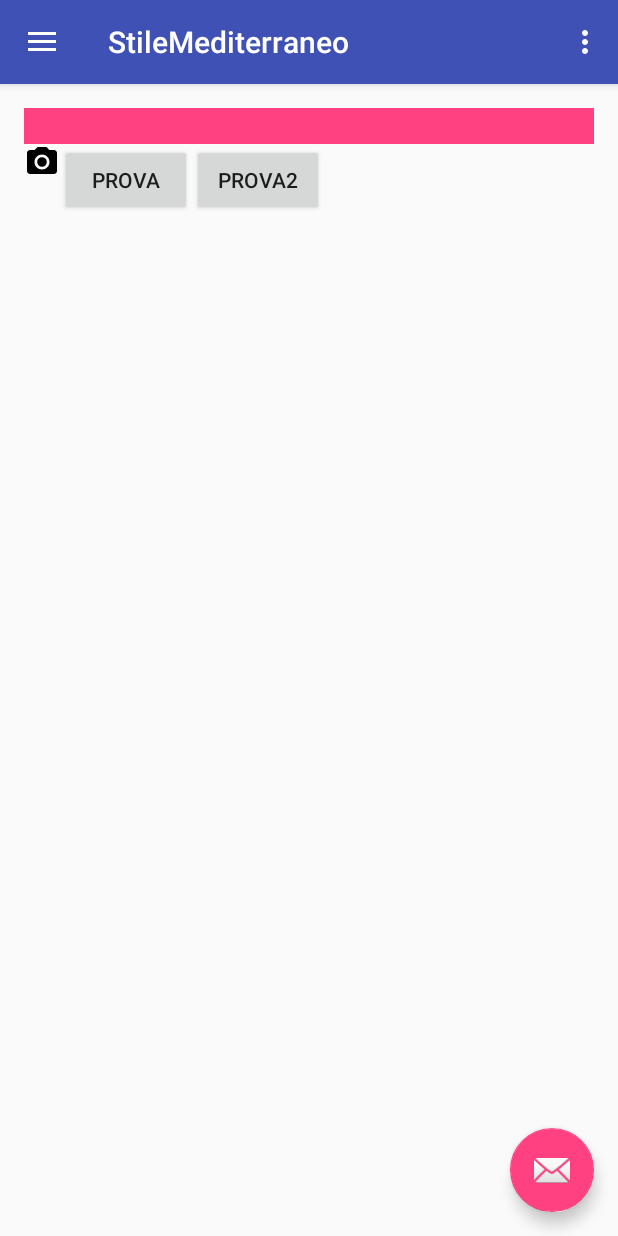
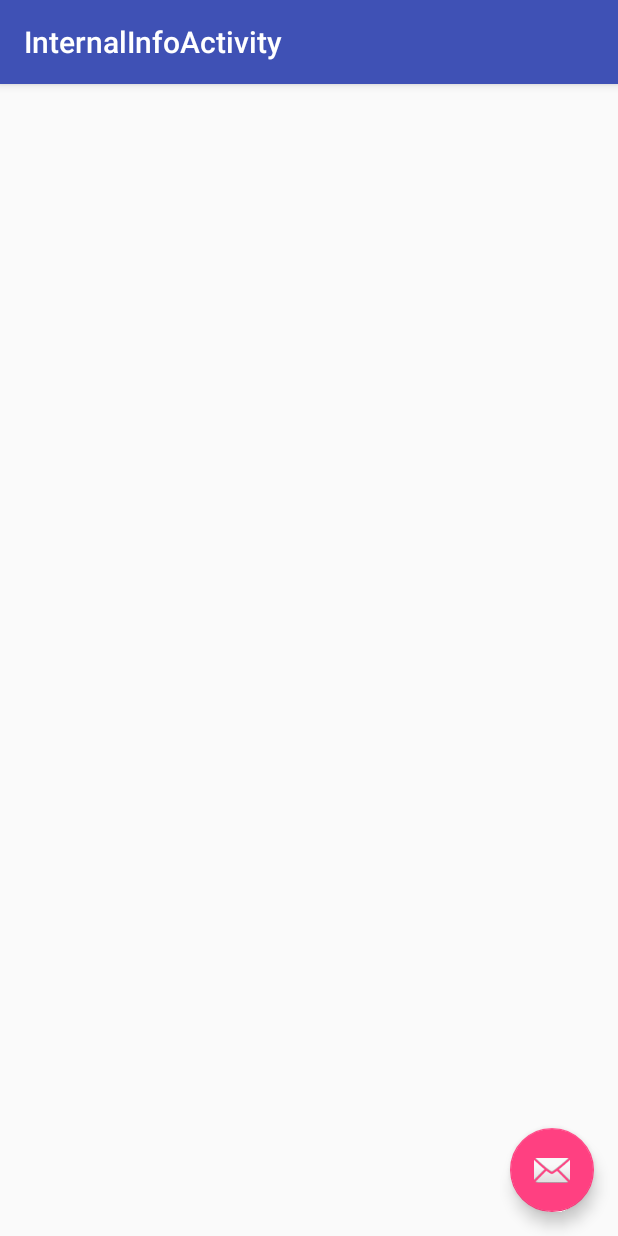
Before and after one commit to StefanoTavonatti/StileMediterraneo, an Android app: the screen it shows after launch (MealMainActivity before the commit, InternalInfoActivity after it), after a tap on "Descrizione", on a phone screen of 412 x 824 dp. Run offline under Robolectric (Android 15) with nearby library versions, the phone set to English and light mode, and no system bars; 2 other taps on this screen came first.

Commit message:
Added Info blank Activity plus Icon Activity completed

```diff
--- /dev/null
+++ b/app/src/main/java/ictsdays16/hackaton/stilemediterraneo/InternalInfoActivity.java
@@ -0,0 +1,29 @@
+package ictsdays16.hackaton.stilemediterraneo;
+
+import android.os.Bundle;
+import android.support.design.widget.FloatingActionButton;
+import android.support.design.widget.Snackbar;
+import android.support.v7.app.AppCompatActivity;
+import android.support.v7.widget.Toolbar;
+import android.view.View;
+
+public class InternalInfoActivity extends AppCompatActivity {
+
+    @Override
+    protected void onCreate(Bundle savedInstanceState) {
+        super.onCreate(savedInstanceState);
+        setContentView(R.layout.activity_internal_info);
+        Toolbar toolbar = (Toolbar) findViewById(R.id.toolbar);
+        setSupportActionBar(toolbar);
+
+        FloatingActionButton fab = (FloatingActionButton) findViewById(R.id.fab);
+        fab.setOnClickListener(new View.OnClickListener() {
+            @Override
+            public void onClick(View view) {
+                Snackbar.make(view, "Replace with your own action", Snackbar.LENGTH_LONG)
+                        .setAction("Action", null).show();
+            }
+        });
+    }
+
+}
--- a/app/src/main/java/ictsdays16/hackaton/stilemediterraneo/MealMainActivity.java
+++ b/app/src/main/java/ictsdays16/hackaton/stilemediterraneo/MealMainActivity.java
@@ -1,6 +1,7 @@
 package ictsdays16.hackaton.stilemediterraneo;
 
 import android.content.ClipData;
+import android.content.Intent;
 import android.graphics.drawable.Drawable;
 import android.os.Bundle;
 import android.support.design.widget.FloatingActionButton;
@@ -83,7 +84,7 @@ public class MealMainActivity extends AppCompatActivity
                         break;
                     case DragEvent.ACTION_DROP:
                         // Dropped, reassign View to ViewGroup
-                        Log.d("DRAG","Dropped here "+v.getId()+" "+v.getParent().getClass().toString());
+                        Log.d("DRAG", "Dropped here " + v.getId() + " " + v.getParent().getClass().toString());
                         View view = (View) event.getLocalState();
                         ViewGroup owner = (ViewGroup) view.getParent();
                         owner.removeView(view);
@@ -136,20 +137,26 @@ public class MealMainActivity extends AppCompatActivity
     @SuppressWarnings("StatementWithEmptyBody")
     @Override
     public boolean onNavigationItemSelected(MenuItem item) {
-        /*
+
         // Handle navigation view item clicks here.
         int id = item.getItemId();
 
-        if (id == R.id.nav_camera) {
-            // Handle the camera action
-        } else if (id == R.id.nav_gallery) {
-
-        } else if (id == R.id.nav_slideshow) {
-
-        } else if (id == R.id.nav_manage) {
-
-
-        }*/
+        if (id == R.id.icons_credits) {
+            Intent newIntent = new Intent(this,IconCreditsActivity.class);
+            startActivity(newIntent);
+        }
+        else if (id == R.id.developers_credits) {
+            Intent newIntent = new Intent(this,DevCreditsActivity.class);
+            startActivity(newIntent);
+        }
+        else if (id == R.id.info_inside) {
+            Intent newIntent = new Intent(this,InternalInfoActivity.class);
+            startActivity(newIntent);
+        }
+        else if (id == R.id.info_link) {
+            Intent newIntent = new Intent(this,LinkInfoActivity.class);
+            startActivity(newIntent);
+        }
 
         DrawerLayout drawer = (DrawerLayout) findViewById(R.id.drawer_layout);
         drawer.closeDrawer(GravityCompat.START);
--- /dev/null
+++ b/app/src/main/res/layout/activity_internal_info.xml
@@ -0,0 +1,34 @@
+<?xml version="1.0" encoding="utf-8"?>
+<android.support.design.widget.CoordinatorLayout xmlns:android="http://schemas.android.com/apk/res/android"
+    xmlns:app="http://schemas.android.com/apk/res-auto"
+    xmlns:tools="http://schemas.android.com/tools"
+    android:layout_width="match_parent"
+    android:layout_height="match_parent"
+    android:fitsSystemWindows="true"
+    tools:context="ictsdays16.hackaton.stilemediterraneo.InternalInfoActivity">
+
+    <android.support.design.widget.AppBarLayout
+        android:layout_width="match_parent"
+        android:layout_height="wrap_content"
+        android:theme="@style/AppTheme.AppBarOverlay">
+
+        <android.support.v7.widget.Toolbar
+            android:id="@+id/toolbar"
+            android:layout_width="match_parent"
+            android:layout_height="?attr/actionBarSize"
+            android:background="?attr/colorPrimary"
+            app:popupTheme="@style/AppTheme.PopupOverlay" />
+
+    </android.support.design.widget.AppBarLayout>
+
+    <include layout="@layout/content_internal_info" />
+
+    <android.support.design.widget.FloatingActionButton
+        android:id="@+id/fab"
+        android:layout_width="wrap_content"
+        android:layout_height="wrap_content"
+        android:layout_gravity="bottom|end"
+        android:layout_margin="@dimen/fab_margin"
+        android:src="@android:drawable/ic_dialog_email" />
+
+</android.support.design.widget.CoordinatorLayout>
--- /dev/null
+++ b/app/src/main/res/layout/content_internal_info.xml
@@ -0,0 +1,15 @@
+<?xml version="1.0" encoding="utf-8"?>
+<RelativeLayout xmlns:android="http://schemas.android.com/apk/res/android"
+    xmlns:app="http://schemas.android.com/apk/res-auto"
+    xmlns:tools="http://schemas.android.com/tools"
+    android:layout_width="match_parent"
+    android:layout_height="match_parent"
+    android:paddingBottom="@dimen/activity_vertical_margin"
+    android:paddingLeft="@dimen/activity_horizontal_margin"
+    android:paddingRight="@dimen/activity_horizontal_margin"
+    android:paddingTop="@dimen/activity_vertical_margin"
+    app:layout_behavior="@string/appbar_scrolling_view_behavior"
+    tools:context="ictsdays16.hackaton.stilemediterraneo.InternalInfoActivity"
+    tools:showIn="@layout/activity_internal_info">
+
+</RelativeLayout>
--- a/app/src/main/res/values/strings.xml
+++ b/app/src/main/res/values/strings.xml
@@ -21,4 +21,9 @@
     <string name="developers_credits">Sviluppatori</string>
     <string name="icons_credits">Icone</string>
 
+    <!-- credits strings -->
+    <string name="icon_credits_text">Tutte le icone di questa applicazione (escluse quelle fornite da Android) sono state fornite da:</string>
+    <string name="return_button">OK</string>
+    <string name="title_activity_internal_info">InternalInfoActivity</string>
+
 </resources>
```
Also changed, not shown: app/src/main/AndroidManifest.xml (+7 -0 lines), app/src/main/java/ictsdays16/hackaton/stilemediterraneo/DevCreditsActivity.java (added, +13 -0 lines), app/src/main/java/ictsdays16/hackaton/stilemediterraneo/IconCreditsActivity.java (added, +18 -0 lines), app/src/main/java/ictsdays16/hackaton/stilemediterraneo/LinkInfoActivity.java (added, +13 -0 lines), app/src/main/res/drawable/custom_bottom.xml (added, +28 -0 lines), app/src/main/res/layout/activity_dev_credits.xml (added, +12 -0 lines), app/src/main/res/layout/activity_icon_credits.xml (added, +48 -0 lines), app/src/main/res/layout/activity_link_info.xml (added, +12 -0 lines).
